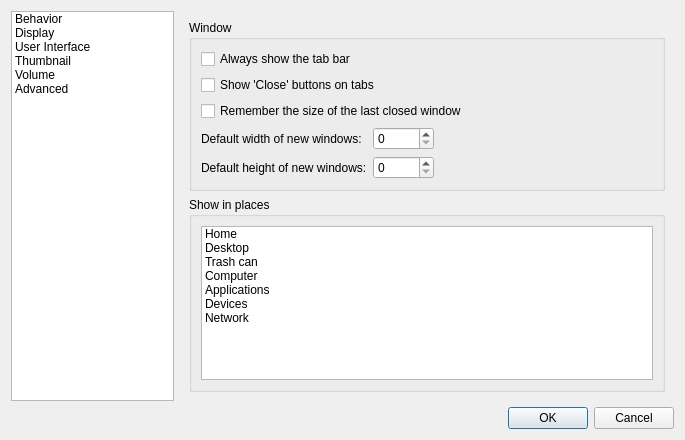
Before: the Qt Designer form pcmanfm/preferences.ui in Dev-Linux/pcmanfm-qt-1, drawn with Qt 5.
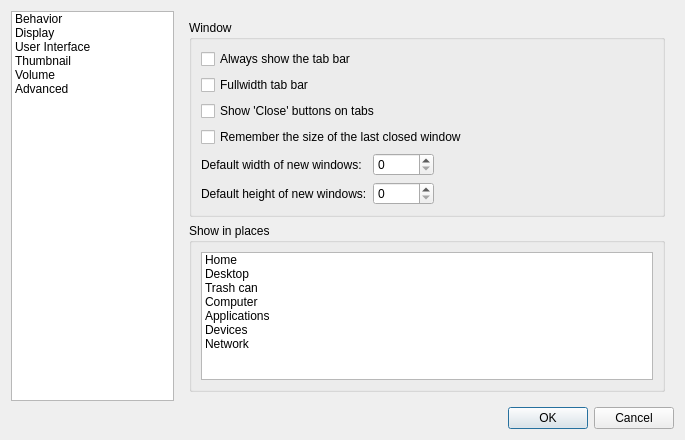
After: the same form once the commit is applied. The open tabs and pages were chosen to show the change. Icons and pictures are not drawn.

```diff
--- a/pcmanfm/preferences.ui
+++ b/pcmanfm/preferences.ui
@@ -446,42 +446,53 @@
              </widget>
             </item>
             <item row="1" column="0" colspan="2">
+             <widget class="QCheckBox" name="fullWidthTabbar">
+              <property name="toolTip">
+               <string>If unchecked, the tab bar will be positioned only
+above the folder-view and not above the left pane.</string>
+              </property>
+              <property name="text">
+               <string>Fullwidth tab bar</string>
+              </property>
+             </widget>
+            </item>
+            <item row="2" column="0" colspan="2">
              <widget class="QCheckBox" name="showTabClose">
               <property name="text">
                <string>Show 'Close' buttons on tabs	</string>
               </property>
              </widget>
             </item>
-            <item row="2" column="0" colspan="2">
+            <item row="3" column="0" colspan="2">
              <widget class="QCheckBox" name="rememberWindowSize">
               <property name="text">
                <string>Remember the size of the last closed window</string>
               </property>
              </widget>
             </item>
-            <item row="3" column="0">
+            <item row="4" column="0">
              <widget class="QLabel" name="label_12">
               <property name="text">
                <string>Default width of new windows:</string>
               </property>
              </widget>
             </item>
-            <item row="4" column="0">
-             <widget class="QLabel" name="label_13">
-              <property name="text">
-               <string>Default height of new windows:</string>
-              </property>
-             </widget>
-            </item>
             <item row="4" column="1">
-             <widget class="QSpinBox" name="fixedWindowHeight">
+             <widget class="QSpinBox" name="fixedWindowWidth">
               <property name="maximum">
                <number>32768</number>
               </property>
              </widget>
             </item>
-            <item row="3" column="1">
-             <widget class="QSpinBox" name="fixedWindowWidth">
+            <item row="5" column="0">
+             <widget class="QLabel" name="label_13">
+              <property name="text">
+               <string>Default height of new windows:</string>
+              </property>
+             </widget>
+            </item>
+            <item row="5" column="1">
+             <widget class="QSpinBox" name="fixedWindowHeight">
               <property name="maximum">
                <number>32768</number>
               </property>
```
